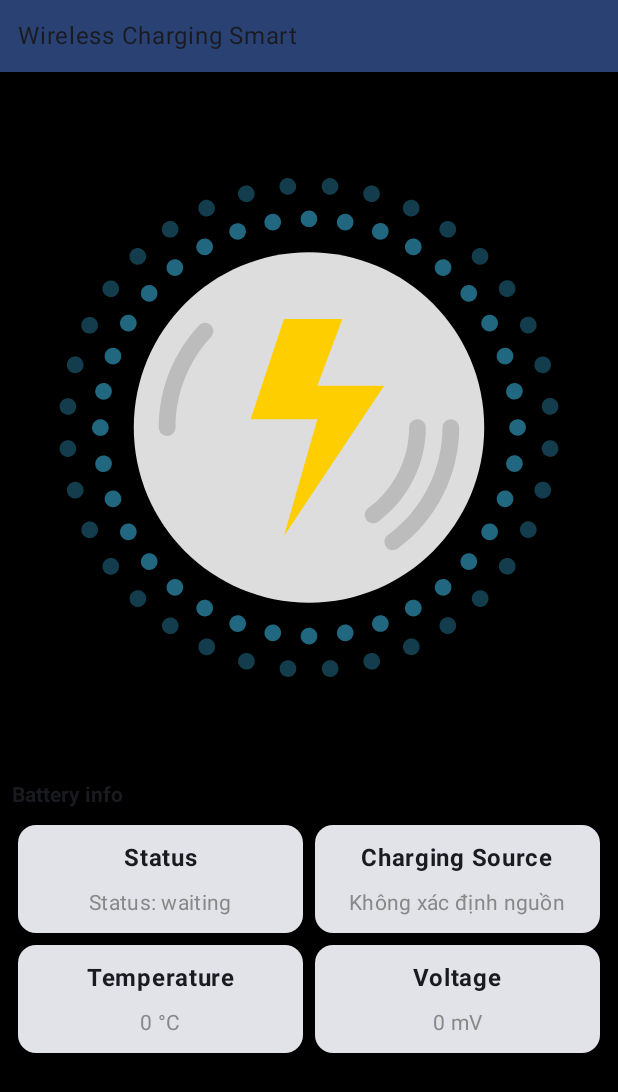
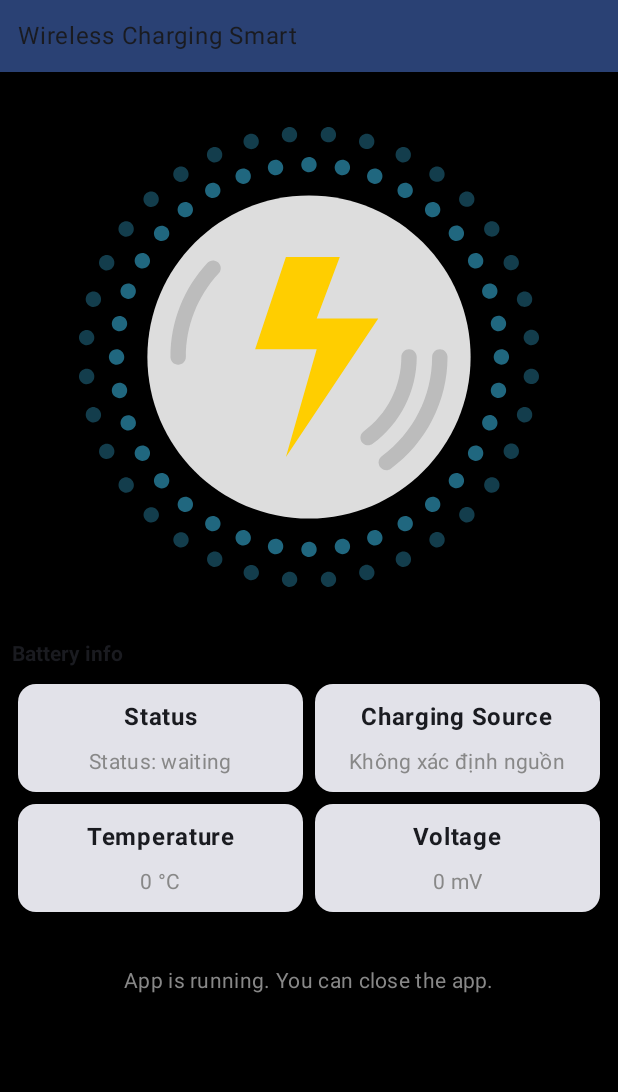
Before and after one commit to dongitran/Wireless-Charge-Optimize, an Android app built with Jetpack Compose: the screen it shows after launch (MainActivity), on a phone screen of 412 x 824 dp. Shown: the top 1092 px of the screen. Run offline under Robolectric (Android 15) with nearby library versions, the phone set to English and light mode, and no system bars.

Commit message:
add text label on main page and update data send to mqtt

```diff
--- a/app/src/main/java/com/dongtran/wirelesschargeoptimize/ForegroundService.kt
+++ b/app/src/main/java/com/dongtran/wirelesschargeoptimize/ForegroundService.kt
@@ -34,7 +34,7 @@ class ForegroundService : Service() {
     private val handler = Handler(Looper.getMainLooper())
     private var isCharging = false
     private var isChargedFull = false
-    private val BATTERY_LEVEL_NEED_CHARGE = 30
+    private val BATTERY_LEVEL_NEED_CHARGE = 25
     private val BATTERY_LEVEL_FULL = 85
     private lateinit var mqttClient: MqttClient
     private val mqttTopic = "wirelesscharge/data"
@@ -143,7 +143,9 @@ class ForegroundService : Service() {
     }
 
     private fun publishMqttMessage(topic: String, cnt: Int, charging: Boolean, batteryPercentageNow: Int) {
-        val message = "Charge optimize - $cnt - $charging - $batteryPercentageNow"
+        var isCharging = '0'
+        if(charging) isCharging = '1';
+        val message = "$isCharging"
         try {
             // Customize the following values based on your settings
             val clientId = "phone_device"
--- a/app/src/main/java/com/dongtran/wirelesschargeoptimize/MainActivity.kt
+++ b/app/src/main/java/com/dongtran/wirelesschargeoptimize/MainActivity.kt
@@ -160,7 +160,7 @@ fun ChargingOptimizeScreen(
         AndroidView(
             factory = { lottieView },
             modifier = Modifier
-                .fillMaxWidth()
+                .height(380.dp)
         )
         Row(
             modifier = Modifier
@@ -278,6 +278,19 @@ fun ChargingOptimizeScreen(
                 }
             }
         }
+        Spacer(modifier = Modifier.height(32.dp))
+        Column(
+            modifier = Modifier
+                .fillMaxWidth(),
+            horizontalAlignment = Alignment.CenterHorizontally
+
+        ){
+            Text(
+                text = "App is running. You can close the app.",
+                style = MaterialTheme.typography.bodyMedium,
+                color = Color.Gray
+            )
+        }
     }
 }
 
```
